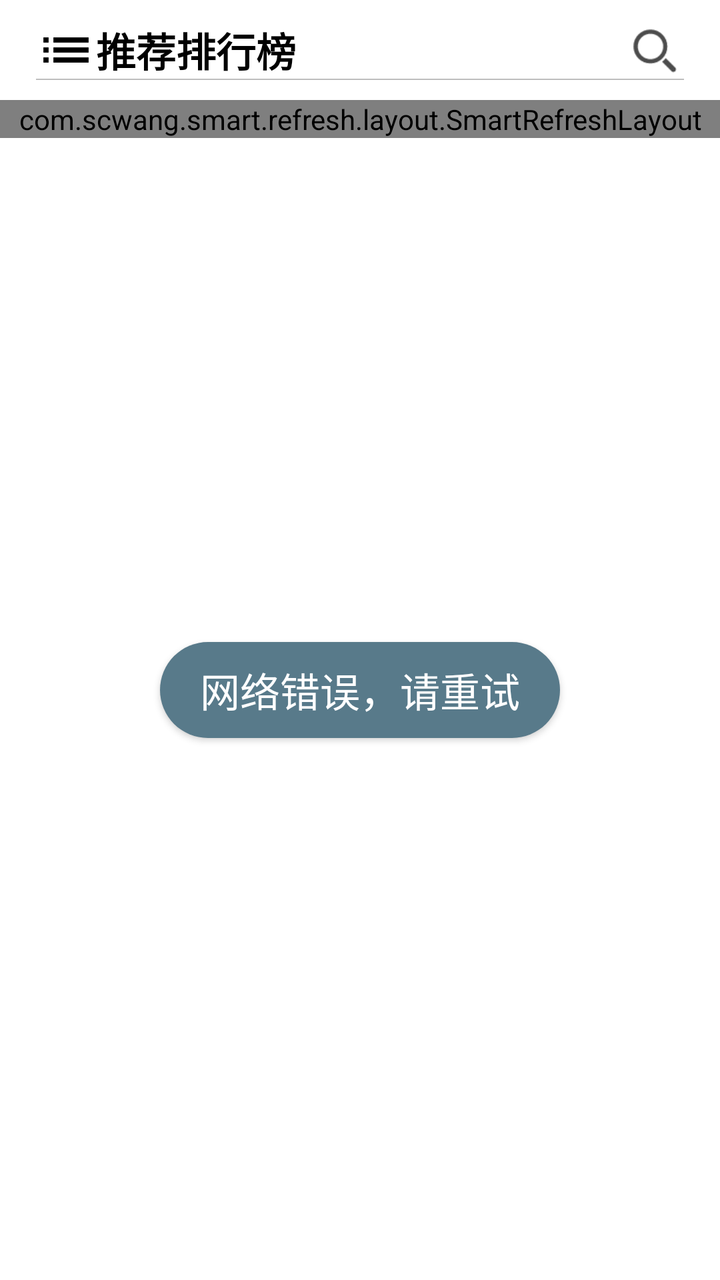
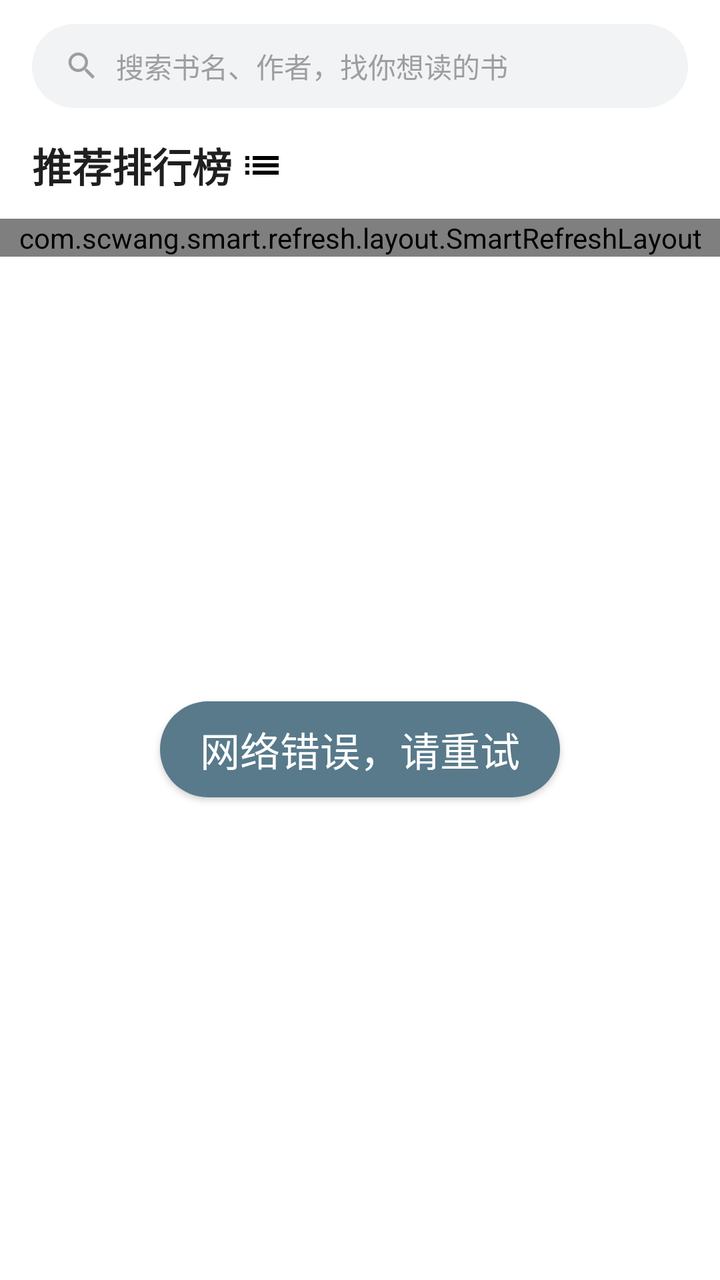

The first picture is an Android layout as it rendered before a commit; the second is the same layout after the commit. The layout source and the unified diff follow.
<!-- AndroidManifest.xml: application theme Theme.Design.NoActionBar -->
<!-- res/layout/manpin_book_rank_list_layout.xml -->
<?xml version="1.0" encoding="utf-8"?>
<androidx.drawerlayout.widget.DrawerLayout xmlns:android="http://schemas.android.com/apk/res/android"
    xmlns:app="http://schemas.android.com/apk/res-auto"
    android:id="@+id/drawerlayout_recommend"
    android:layout_width="match_parent"
    android:layout_height="match_parent"
    android:layout_gravity="start"
    android:background="@color/white">

    <LinearLayout
        android:layout_width="match_parent"
        android:layout_height="match_parent"
        android:background="@color/white"
        android:orientation="vertical">

        <FrameLayout
            android:layout_width="match_parent"
            android:layout_height="wrap_content"
            android:layout_marginLeft="18dp"
            android:paddingTop="10dp"
            android:paddingBottom="10dp"
            android:layout_marginRight="18dp">

            <LinearLayout
                android:id="@+id/mp_book_rank_list_title_layout"
                android:layout_width="wrap_content"
                android:gravity="center"
                android:orientation="horizontal"
                android:layout_height="wrap_content">
                <ImageView
                    android:layout_width="30dp"
                    android:layout_height="30dp"
                    android:layout_gravity="right"
                    android:background="@drawable/baseline_list_black_48"
                    android:gravity="center"
                    android:textSize="20dp"
                    android:textStyle="bold" />

                <TextView
                    android:id="@+id/mp_book_rank_list_title"
                    android:layout_width="wrap_content"
                    android:layout_height="wrap_content"
                    android:gravity="center"
                    android:text="推荐排行榜"
                    android:textColor="@color/black"
                    android:textSize="20dp"
                    android:textStyle="bold" />

            </LinearLayout>


            <ImageView
                android:id="@+id/bookr_fragment_search"
                android:layout_width="30dp"
                android:layout_height="30dp"
                android:layout_gravity="right"
                android:background="@drawable/im_search_gray"
                android:gravity="center"
                android:textSize="20dp"
                android:textStyle="bold" />

            <View
                android:layout_width="match_parent"
                android:layout_height="0.5dp"
                android:layout_gravity="bottom"
                android:background="@color/dim_foreground_material_dark" />
        </FrameLayout>

        <FrameLayout
            android:layout_width="match_parent"
            android:layout_height="match_parent">

            <include layout="@layout/mp_book_r_recommend_layout" />

            <com.victor.loading.rotate.RotateLoading
                android:id="@+id/book_rank_loading"
                android:layout_width="48dp"
                android:layout_height="48dp"
                android:layout_gravity="center"
                app:loading_color="@color/tv_text_addshelf_pre"
                app:loading_width="2dp" />

            <include layout="@layout/mp_layout_error_tips" />
        </FrameLayout>
    </LinearLayout>


    <LinearLayout
        android:id="@+id/drawerlayout"
        android:layout_width="200dp"
        android:layout_height="match_parent"
        android:orientation="vertical"
        android:layout_gravity="start"
        android:background="@color/white"
        >
        <TextView
            android:layout_width="match_parent"
            android:layout_height="wrap_content"
            android:text="排行榜选择"
            android:gravity="center"
            android:layout_marginTop="20dp"
            android:textSize="20dp"
            android:textStyle="bold"
            android:layout_gravity="center"
            android:textColor="@color/black"
            />
        <androidx.recyclerview.widget.RecyclerView
            android:layout_marginTop="20dp"
            android:id="@+id/menu_recyclerView"
            android:layout_width="match_parent"
            android:layout_height="match_parent"/>

    </LinearLayout>
</androidx.drawerlayout.widget.DrawerLayout>
<!-- res/layout/mp_book_r_recommend_layout.xml (included above) -->
<?xml version="1.0" encoding="utf-8"?>
<FrameLayout xmlns:android="http://schemas.android.com/apk/res/android"
    android:layout_width="match_parent"
    android:layout_height="match_parent"
    android:background="@color/white"
    android:orientation="vertical">

    <com.scwang.smart.refresh.layout.SmartRefreshLayout
        android:id="@+id/bookr_recommend_refreshLayout"
        android:layout_width="match_parent"
        android:layout_height="wrap_content">

        <androidx.recyclerview.widget.RecyclerView
            android:id="@+id/mp_bookr_recommend_recyclerview"
            android:layout_width="match_parent"
            android:layout_height="wrap_content"
            android:overScrollMode="never" />
    </com.scwang.smart.refresh.layout.SmartRefreshLayout>
</FrameLayout>
<!-- res/layout/mp_layout_error_tips.xml (included above) -->
<?xml version="1.0" encoding="utf-8"?>
<FrameLayout xmlns:android="http://schemas.android.com/apk/res/android"
    android:layout_width="match_parent"
    android:layout_height="match_parent">
    <Button
        android:id="@+id/mp_error_button"
        android:layout_width="200dp"
        android:layout_height="wrap_content"
        android:layout_gravity="center"
        android:text="网络错误，请重试"
        android:textSize="20dp"
        android:background="@drawable/shape_bg_download_pre"
        />
</FrameLayout>
<!-- resources referenced by this layout -->
<resources>
  <color name="black">#000000</color>
  <color name="dim_foreground_material_dark">#ffbebebe</color>
  <color name="tv_text_addshelf_pre">#7891A5</color>
  <color name="white">#ffffffff</color>
  <!-- drawable baseline_list_black_48: png bitmap (drawable-xxhdpi, 128 bytes) -->
  <!-- drawable im_search_gray: png bitmap (drawable-xhdpi, 1237 bytes) -->
  <!-- drawable shape_bg_download_pre (drawable) -->
  <?xml version="1.0" encoding="utf-8"?>
  <shape xmlns:android="http://schemas.android.com/apk/res/android"
      android:shape="rectangle">
      <corners android:radius="25dp"/>
      <solid android:color="@color/tv_text_addshelf_deep_pre"/>
  </shape>
  <color name="tv_text_addshelf_deep_pre">#587A8A</color>
</resources>

<!-- the commit's change to res/layout/manpin_book_rank_list_layout.xml (unified diff, before → after) -->
@@ -13,58 +13,80 @@
         android:background="@color/white"
         android:orientation="vertical">
 
-        <FrameLayout
+        
+        <LinearLayout
             android:layout_width="match_parent"
             android:layout_height="wrap_content"
-            android:layout_marginLeft="18dp"
-            android:paddingTop="10dp"
-            android:paddingBottom="10dp"
-            android:layout_marginRight="18dp">
+            android:background="@color/colorWhite"
+            android:orientation="vertical"
+            android:paddingLeft="16dp"
+            android:paddingTop="12dp"
+            android:paddingRight="16dp"
+            android:paddingBottom="10dp">
 
+            
+            <FrameLayout
+                android:id="@+id/bookr_fragment_search"
+                android:layout_width="match_parent"
+                android:layout_height="42dp"
+                android:background="@drawable/bg_home_search_bar"
+                android:clickable="true"
+                android:focusable="true">
+
+                <LinearLayout
+                    android:layout_width="wrap_content"
+                    android:layout_height="wrap_content"
+                    android:layout_gravity="center_vertical"
+                    android:layout_marginStart="16dp"
+                    android:layout_marginLeft="16dp"
+                    android:gravity="center_vertical"
+                    android:orientation="horizontal">
+
+                    <ImageView
+                        android:layout_width="18dp"
+                        android:layout_height="18dp"
+                        android:src="@drawable/ic_search_gray" />
+
+                    <TextView
+                        android:layout_width="wrap_content"
+                        android:layout_height="wrap_content"
+                        android:layout_marginStart="8dp"
+                        android:layout_marginLeft="8dp"
+                        android:text="搜索书名、作者，找你想读的书"
+                        android:textColor="@color/home_hint"
+                        android:textSize="14sp" />
+                </LinearLayout>
+            </FrameLayout>
+
+            
             <LinearLayout
                 android:id="@+id/mp_book_rank_list_title_layout"
                 android:layout_width="wrap_content"
-                android:gravity="center"
+                android:layout_height="wrap_content"
+                android:clickable="true"
+                android:focusable="true"
+                android:gravity="center_vertical"
                 android:orientation="horizontal"
-                android:layout_height="wrap_content">
-                <ImageView
-                    android:layout_width="30dp"
-                    android:layout_height="30dp"
-                    android:layout_gravity="right"
-                    android:background="@drawable/baseline_list_black_48"
-                    android:gravity="center"
-                    android:textSize="20dp"
-                    android:textStyle="bold" />
+                android:paddingTop="14dp"
+                android:paddingBottom="2dp">
 
                 <TextView
                     android:id="@+id/mp_book_rank_list_title"
                     android:layout_width="wrap_content"
                     android:layout_height="wrap_content"
-                    android:gravity="center"
                     android:text="推荐排行榜"
-                    android:textColor="@color/black"
-                    android:textSize="20dp"
+                    android:textColor="@color/home_title"
+                    android:textSize="20sp"
                     android:textStyle="bold" />
 
+                <ImageView
+                    android:layout_width="22dp"
+                    android:layout_height="22dp"
+                    android:layout_marginStart="4dp"
+                    android:layout_marginLeft="4dp"
+                    android:background="@drawable/baseline_list_black_48" />
             </LinearLayout>
-
-
-            <ImageView
-                android:id="@+id/bookr_fragment_search"
-                android:layout_width="30dp"
-                android:layout_height="30dp"
-                android:layout_gravity="right"
-                android:background="@drawable/im_search_gray"
-                android:gravity="center"
-                android:textSize="20dp"
-                android:textStyle="bold" />
-
-            <View
-                android:layout_width="match_parent"
-                android:layout_height="0.5dp"
-                android:layout_gravity="bottom"
-                android:background="@color/dim_foreground_material_dark" />
-        </FrameLayout>
+        </LinearLayout>
 
         <FrameLayout
             android:layout_width="match_parent"
<!-- resource entries referenced after the edit -->
@@ -1,11 +1,29 @@
 <!-- resources referenced by this layout -->
 <resources>
   <color name="black">#000000</color>
-  <color name="dim_foreground_material_dark">#ffbebebe</color>
+  <color name="colorWhite">#FFFFFFFF</color>
+  <color name="home_hint">#9E9E9E</color>
+  <color name="home_title">#1F1F1F</color>
   <color name="tv_text_addshelf_pre">#7891A5</color>
   <color name="white">#ffffffff</color>
   <!-- drawable baseline_list_black_48: png bitmap (drawable-xxhdpi, 128 bytes) -->
-  <!-- drawable im_search_gray: png bitmap (drawable-xhdpi, 1237 bytes) -->
+  <!-- drawable bg_home_search_bar (drawable) -->
+  <?xml version="1.0" encoding="utf-8"?>
+  <shape xmlns:android="http://schemas.android.com/apk/res/android"
+      android:shape="rectangle">
+      <solid android:color="@color/home_search_bg" />
+      <corners android:radius="22dp" />
+  </shape>
+  <!-- drawable ic_search_gray (drawable) -->
+  <vector xmlns:android="http://schemas.android.com/apk/res/android"
+      android:width="24dp"
+      android:height="24dp"
+      android:viewportWidth="24"
+      android:viewportHeight="24">
+      <path
+          android:fillColor="#9E9E9E"
+          android:pathData="M15.5,14h-0.79l-0.28,-0.27C15.41,12.59 16,11.11 16,9.5 16,5.91 13.09,3 9.5,3S3,5.91 3,9.5 5.91,16 9.5,16c1.61,0 3.09,-0.59 4.23,-1.57l0.27,0.28v0.79l5,4.99L20.49,19l-4.99,-5zM9.5,14C7.01,14 5,11.99 5,9.5S7.01,5 9.5,5 14,7.01 14,9.5 11.99,14 9.5,14z" />
+  </vector>
   <!-- drawable shape_bg_download_pre (drawable) -->
   <?xml version="1.0" encoding="utf-8"?>
   <shape xmlns:android="http://schemas.android.com/apk/res/android"
@@ -13,6 +31,7 @@
       <corners android:radius="25dp"/>
       <solid android:color="@color/tv_text_addshelf_deep_pre"/>
   </shape>
+  <color name="home_search_bg">#F2F3F5</color>
   <color name="tv_text_addshelf_deep_pre">#587A8A</color>
 </resources>
 
